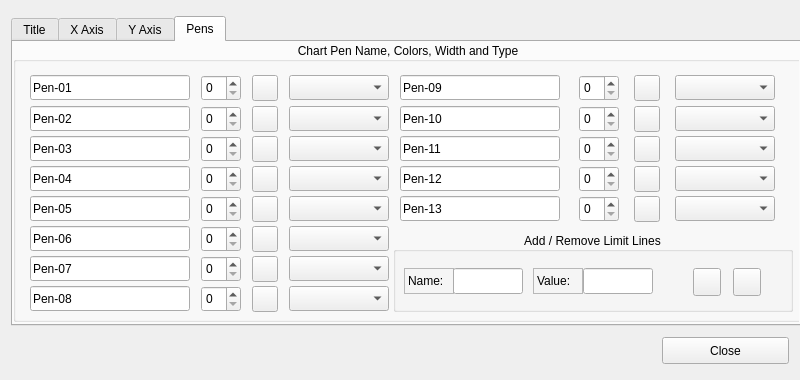
This is chartproperties.ui in mikeinsantarosa/Chartbuilder as Qt 5 draws it before an edit. The edited form follows.
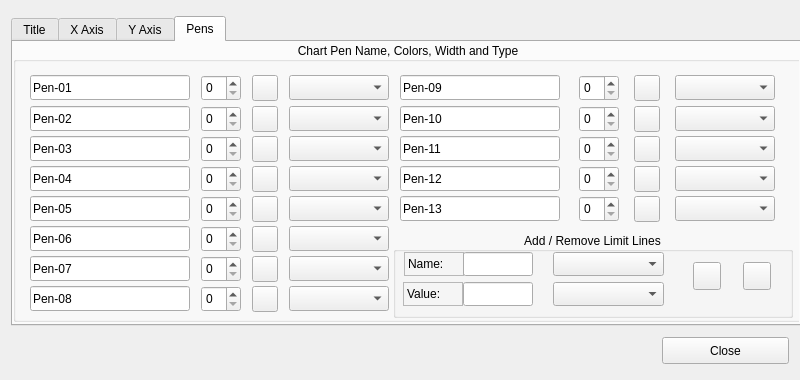
This is the edited form. The open tabs and pages were chosen to show the change. Icons and pictures are not drawn.

Commit message: added relative limit lines

The edit to the form file:
```diff
--- a/chartproperties.ui
+++ b/chartproperties.ui
@@ -4472,7 +4472,7 @@
           <x>380</x>
           <y>190</y>
           <width>400</width>
-          <height>80</height>
+          <height>86</height>
          </rect>
         </property>
         <property name="sizePolicy">
@@ -4484,13 +4484,13 @@
         <property name="minimumSize">
          <size>
           <width>400</width>
-          <height>80</height>
+          <height>86</height>
          </size>
         </property>
         <property name="maximumSize">
          <size>
           <width>400</width>
-          <height>80</height>
+          <height>86</height>
          </size>
         </property>
         <property name="title">
@@ -4503,7 +4503,7 @@
          <property name="geometry">
           <rect>
            <x>300</x>
-           <y>36</y>
+           <y>30</y>
            <width>28</width>
            <height>28</height>
           </rect>
@@ -4543,8 +4543,8 @@
         <widget class="QPushButton" name="buttonRemovePen">
          <property name="geometry">
           <rect>
-           <x>340</x>
-           <y>36</y>
+           <x>350</x>
+           <y>30</y>
            <width>28</width>
            <height>28</height>
           </rect>
@@ -4584,22 +4584,22 @@
         <widget class="QLabel" name="labelPenValue">
          <property name="geometry">
           <rect>
-           <x>140</x>
-           <y>36</y>
-           <width>50</width>
-           <height>26</height>
+           <x>10</x>
+           <y>50</y>
+           <width>60</width>
+           <height>24</height>
           </rect>
          </property>
          <property name="minimumSize">
           <size>
-           <width>50</width>
-           <height>26</height>
+           <width>60</width>
+           <height>24</height>
           </size>
          </property>
          <property name="maximumSize">
           <size>
-           <width>50</width>
-           <height>26</height>
+           <width>60</width>
+           <height>24</height>
           </size>
          </property>
          <property name="frameShape">
@@ -4615,10 +4615,10 @@
         <widget class="QLineEdit" name="linePenValue">
          <property name="geometry">
           <rect>
-           <x>190</x>
-           <y>36</y>
+           <x>70</x>
+           <y>50</y>
            <width>70</width>
-           <height>26</height>
+           <height>24</height>
           </rect>
          </property>
          <property name="sizePolicy">
@@ -4630,13 +4630,13 @@
          <property name="minimumSize">
           <size>
            <width>70</width>
-           <height>26</height>
+           <height>24</height>
           </size>
          </property>
          <property name="maximumSize">
           <size>
            <width>70</width>
-           <height>26</height>
+           <height>24</height>
           </size>
          </property>
         </widget>
@@ -4644,9 +4644,9 @@
          <property name="geometry">
           <rect>
            <x>11</x>
-           <y>36</y>
-           <width>50</width>
-           <height>26</height>
+           <y>20</y>
+           <width>60</width>
+           <height>24</height>
           </rect>
          </property>
          <property name="sizePolicy">
@@ -4657,14 +4657,14 @@
          </property>
          <property name="minimumSize">
           <size>
-           <width>50</width>
-           <height>26</height>
+           <width>60</width>
+           <height>24</height>
           </size>
          </property>
          <property name="maximumSize">
           <size>
-           <width>50</width>
-           <height>26</height>
+           <width>60</width>
+           <height>24</height>
           </size>
          </property>
          <property name="frameShape">
@@ -4680,10 +4680,10 @@
         <widget class="QLineEdit" name="linePenName">
          <property name="geometry">
           <rect>
-           <x>60</x>
-           <y>36</y>
+           <x>70</x>
+           <y>20</y>
            <width>70</width>
-           <height>26</height>
+           <height>24</height>
           </rect>
          </property>
          <property name="sizePolicy">
@@ -4695,13 +4695,69 @@
          <property name="minimumSize">
           <size>
            <width>70</width>
-           <height>26</height>
+           <height>24</height>
           </size>
          </property>
          <property name="maximumSize">
           <size>
            <width>70</width>
-           <height>26</height>
+           <height>24</height>
+          </size>
+         </property>
+        </widget>
+        <widget class="QComboBox" name="comboRelative">
+         <property name="geometry">
+          <rect>
+           <x>160</x>
+           <y>20</y>
+           <width>111</width>
+           <height>24</height>
+          </rect>
+         </property>
+         <property name="sizePolicy">
+          <sizepolicy hsizetype="Fixed" vsizetype="Fixed">
+           <horstretch>0</horstretch>
+           <verstretch>0</verstretch>
+          </sizepolicy>
+         </property>
+         <property name="minimumSize">
+          <size>
+           <width>111</width>
+           <height>24</height>
+          </size>
+         </property>
+         <property name="maximumSize">
+          <size>
+           <width>111</width>
+           <height>24</height>
+          </size>
+         </property>
+        </widget>
+        <widget class="QComboBox" name="comboSelectedPen">
+         <property name="geometry">
+          <rect>
+           <x>160</x>
+           <y>50</y>
+           <width>111</width>
+           <height>24</height>
+          </rect>
+         </property>
+         <property name="sizePolicy">
+          <sizepolicy hsizetype="Fixed" vsizetype="Fixed">
+           <horstretch>0</horstretch>
+           <verstretch>0</verstretch>
+          </sizepolicy>
+         </property>
+         <property name="minimumSize">
+          <size>
+           <width>111</width>
+           <height>24</height>
+          </size>
+         </property>
+         <property name="maximumSize">
+          <size>
+           <width>111</width>
+           <height>24</height>
           </size>
          </property>
         </widget>
```
Left out of the diff: 2 changed lines with no effect on the pictures. The commit also changes 8 other files.
